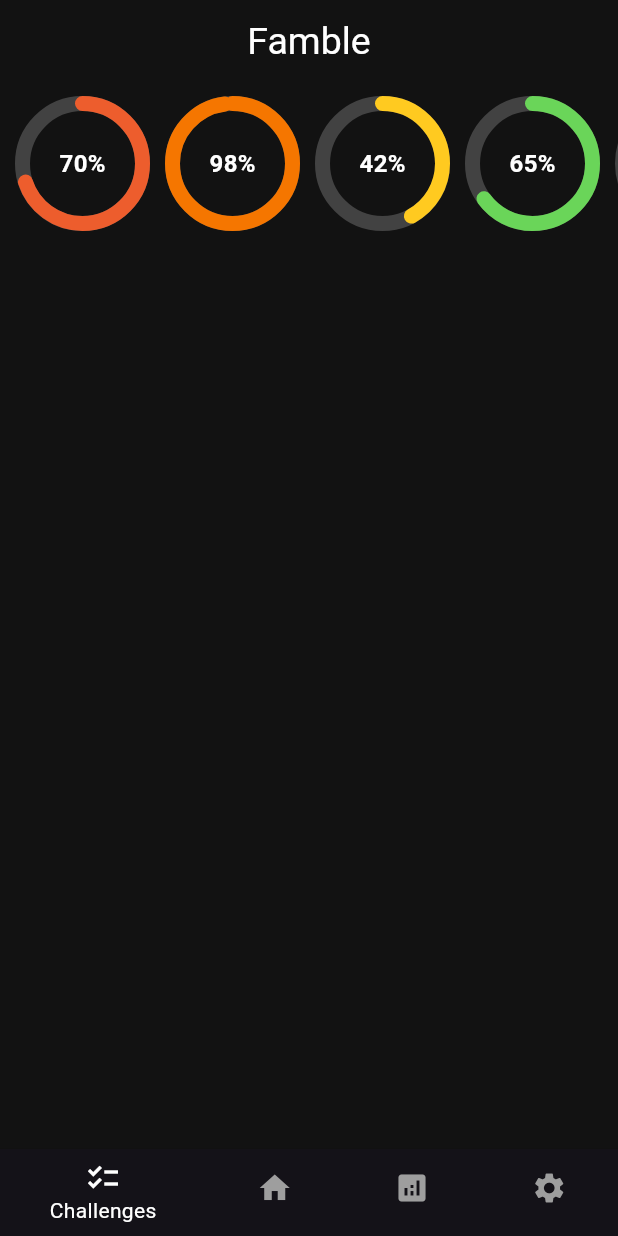
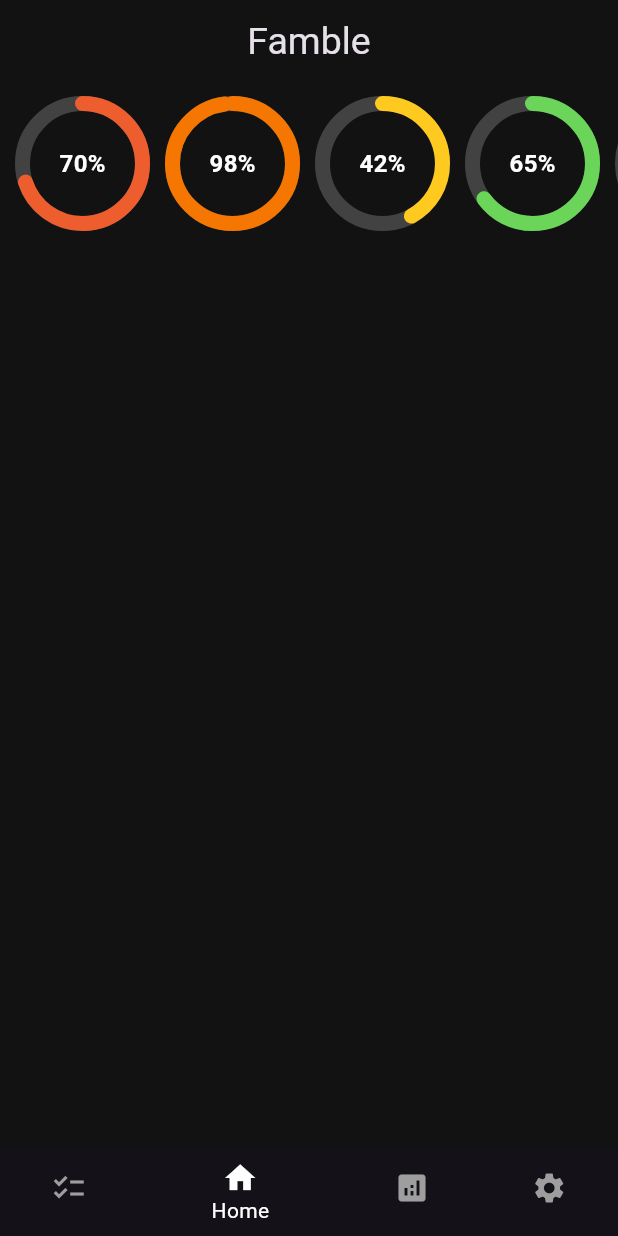
Before and after one commit to Fabius332/Famble, a Flutter app: the screen it shows after launch, on a phone screen of 412 x 824 dp. Run offline on Flutter 3.47's test engine with Material 3 defaults, Android fonts, the phone set to English and light mode, and no system bars; drawn by our look-alikes of percent_indicator; Roboto replaces fonts that are missing (Arial).

Commit message:
screens optimization

```diff
--- a/lib/main.dart
+++ b/lib/main.dart
@@ -1,20 +1,14 @@
+
 import 'package:flutter/material.dart';
-import 'package:percent_indicator/circular_percent_indicator.dart';
 
-
-Map<String, String> colors = {
-  'graphite': '121212',
-  'red': 'ED5D2D',
-  'ogange': 'F57600',
-  'yellow': 'FFCA20',
-  'green': '6AD559',
-  'lightblue': '48BAF7',
-  'blue': '7137FB',
-};
+import 'screens/home_screen.dart';
+import 'screens/challenges_screen.dart';
+import 'screens/statistic_screen.dart';
+import 'screens/settings_screen.dart';
 
 
 void main() {
-  runApp(MyApp());
+  runApp(const MyApp());
 }
 
 class MyApp extends StatelessWidget {
@@ -24,169 +18,72 @@ class MyApp extends StatelessWidget {
   Widget build(BuildContext context) {
     return MaterialApp(
       theme: ThemeData.dark().copyWith(
-        scaffoldBackgroundColor: Color(0xff121212),
-        bottomNavigationBarTheme: BottomNavigationBarThemeData(
+        scaffoldBackgroundColor: const Color(0xff121212),
+        bottomNavigationBarTheme: const BottomNavigationBarThemeData(
           backgroundColor: Color(0xff121212),
           selectedItemColor: Colors.white,
           unselectedItemColor: Colors.grey,
         ),
       ),
-      debugShowCheckedModeBanner: false, // відключення стрічки debug
-      home: Scaffold(
+      debugShowCheckedModeBanner: false,
+      home: const MainPage(),
+    );
+  }
+}
 
-        backgroundColor: Color(0xff121212),
+class MainPage extends StatefulWidget {
+  const MainPage({super.key});
 
-        // AppBar
+  @override
+  State<MainPage> createState() => _MainPageState();
+}
+
+class _MainPageState extends State<MainPage> {
+  int _selectedIndex = 1;
+
+  final List<Widget> _screens = const [
+    ChallengesScreen(),
+    HomeScreen(),
+    StatisticScreen(),
+    SettingsScreen(),
+  ];
+
+  void _onTap(int index) {
+    setState(() {
+      _selectedIndex = index;
+    });
+  }
+
+  @override
+  Widget build(BuildContext context) {
+    return Scaffold(
       appBar: AppBar(
-          title: Text(
-            'Famble',
-            style: TextStyle(
-              color: Color(0xffFFFFFF),
-              fontSize: 25,
-              fontFamily: 'Arial',
+        title: const Text('Famble', style: TextStyle(fontSize: 25, fontFamily: 'Arial')),
+        centerTitle: true,
+        backgroundColor: const Color(0xff121212),
       ),
-          ),
-          centerTitle: true,
-          backgroundColor: Color(0xff121212),
-        ),
-
-        // body
-        body: Column(
-          children: [
-            SizedBox(height: 8,),
-            SingleChildScrollView(
-              scrollDirection: Axis.horizontal,
-              child: Row(
-                children: [
-                  SizedBox(width: 10,),
-                  CircularPercentIndicator(
-                      radius: 45.0,
-                      animation: true,
-                      lineWidth: 10.0,
-                      percent: 0.7, // 70% прогресу
-                      center: Text(
-                        "70%",
-                        style: TextStyle(
-                          color: Colors.white,
-                          fontSize: 16,
-                          fontWeight: FontWeight.bold,
-                        ),
-                      ),
-                      progressColor: Color(0xffED5D2D),
-                      circularStrokeCap: CircularStrokeCap.round,
-                      backgroundColor: Colors.grey.shade800,
-                    ),
-                  SizedBox(width: 10,),
-                  CircularPercentIndicator(
-                    radius: 45.0,
-                    lineWidth: 10.0,
-                    percent: 0.98, // 98% прогресу
-                    center: Text(
-                      "98%",
-                      style: TextStyle(
-                        color: Colors.white,
-                        fontSize: 16,
-                        fontWeight: FontWeight.bold,
-                      ),
-                    ),
-                    progressColor: Color(0xffF57600),
-                    circularStrokeCap: CircularStrokeCap.round,
-                    backgroundColor: Colors.grey.shade800,
-                  ),
-                  SizedBox(width: 10,),
-                  CircularPercentIndicator(
-                    radius: 45.0,
-                    lineWidth: 10.0,
-                    percent: 0.42, // 42% прогресу
-                    center: Text(
-                      "42%",
-                      style: TextStyle(
-                        color: Colors.white,
-                        fontSize: 16,
-                        fontWeight: FontWeight.bold,
-                      ),
-                    ),
-                    progressColor: Color(0xffFFCA20),
-                    circularStrokeCap: CircularStrokeCap.round,
-                    backgroundColor: Colors.grey.shade800,
-                  ),
-                  SizedBox(width: 10,),
-                  CircularPercentIndicator(
-                    radius: 45.0,
-                    lineWidth: 10.0,
-                    percent: 0.65, // 65% прогресу
-                    center: Text(
-                      "65%",
-                      style: TextStyle(
-                        color: Colors.white,
-                        fontSize: 16,
-                        fontWeight: FontWeight.bold,
-                      ),
-                    ),
-                    progressColor: Color(0xff6AD559),
-                    circularStrokeCap: CircularStrokeCap.round,
-                    backgroundColor: Colors.grey.shade800,
-                  ),
-                  SizedBox(width: 10,),
-                  CircularPercentIndicator(
-                    radius: 45.0,
-                    lineWidth: 10.0,
-                    percent: 0.11, // 11% прогресу
-                    center: Text(
-                      "11%",
-                      style: TextStyle(
-                        color: Colors.white,
-                        fontSize: 16,
-                        fontWeight: FontWeight.bold,
-                      ),
-                    ),
-                    progressColor: Color(0xff7137FB),
-                    circularStrokeCap: CircularStrokeCap.round,
-                    backgroundColor: Colors.grey.shade800,
-                  ),
-                  SizedBox(width: 10,),
-                ],
-              ),
-            ),
-/*
-            Center(
-              child: Icon(
-                Icons.favorite,
-                size: 80,
-                color: Colors.white,
-              ),
-            )
-*/
-          ],
-        ),
-
-        // home
+      body: _screens[_selectedIndex],
       bottomNavigationBar: BottomNavigationBar(
-          selectedItemColor: Color(0xffFFFFFF),
-          unselectedItemColor: Colors.grey,
-          backgroundColor: Color(0xff121212),
-            items: [
+        currentIndex: _selectedIndex,
+        onTap: _onTap,
+        items: const [
           BottomNavigationBarItem(
             icon: Icon(Icons.checklist),
             label: 'Challenges',
           ),
-
           BottomNavigationBarItem(
             icon: Icon(Icons.home),
             label: 'Home',
           ),
-
           BottomNavigationBarItem(
             icon: Icon(Icons.analytics),
             label: 'Statistic',
           ),
-
           BottomNavigationBarItem(
             icon: Icon(Icons.settings),
             label: 'Settings',
-              )
-            ]
           ),
+        ],
       ),
     );
   }
--- a/lib/screens/home_screen.dart
+++ b/lib/screens/home_screen.dart
@@ -0,0 +1,65 @@
+import 'package:flutter/material.dart';
+import 'package:percent_indicator/circular_percent_indicator.dart';
+
+class HomeScreen extends StatelessWidget {
+  const HomeScreen({super.key});
+
+  @override
+  Widget build(BuildContext context) {
+    return Column(
+      children: [
+        const SizedBox(height: 8),
+        SingleChildScrollView(
+          scrollDirection: Axis.horizontal,
+          child: Row(
+            children: const [
+              SizedBox(width: 10),
+              _ProgressCircle(percent: 0.7, color: Color(0xffED5D2D), label: "70%"),
+              SizedBox(width: 10),
+              _ProgressCircle(percent: 0.98, color: Color(0xffF57600), label: "98%"),
+              SizedBox(width: 10),
+              _ProgressCircle(percent: 0.42, color: Color(0xffFFCA20), label: "42%"),
+              SizedBox(width: 10),
+              _ProgressCircle(percent: 0.65, color: Color(0xff6AD559), label: "65%"),
+              SizedBox(width: 10),
+              _ProgressCircle(percent: 0.11, color: Color(0xff7137FB), label: "11%"),
+              SizedBox(width: 10),
+            ],
+          ),
+        ),
+      ],
+    );
+  }
+}
+
+class _ProgressCircle extends StatelessWidget {
+  final double percent;
+  final Color color;
+  final String label;
+
+  const _ProgressCircle({
+    required this.percent,
+    required this.color,
+    required this.label,
+  });
+
+  @override
+  Widget build(BuildContext context) {
+    return CircularPercentIndicator(
+      radius: 45.0,
+      lineWidth: 10.0,
+      percent: percent,
+      center: Text(
+        label,
+        style: const TextStyle(
+          color: Colors.white,
+          fontSize: 16,
+          fontWeight: FontWeight.bold,
+        ),
+      ),
+      progressColor: color,
+      circularStrokeCap: CircularStrokeCap.round,
+      backgroundColor: Colors.grey.shade800,
+    );
+  }
+}
```
Also changed, not shown: lib/screens/challenges_screen.dart (+15 -0 lines), lib/screens/settings_screen.dart (+21 -0 lines), lib/screens/statistic_screen.dart (+15 -0 lines), temp/tempfile.dart (added, +193 -0 lines). Lines whose indentation alone changed are shown as unchanged.
